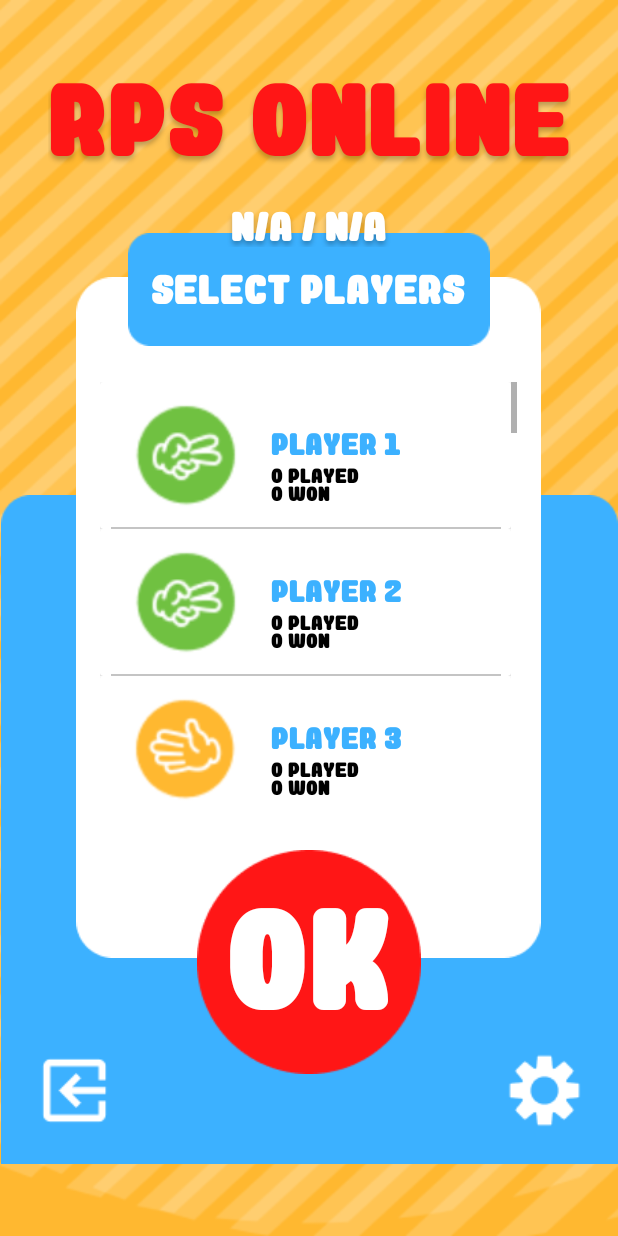
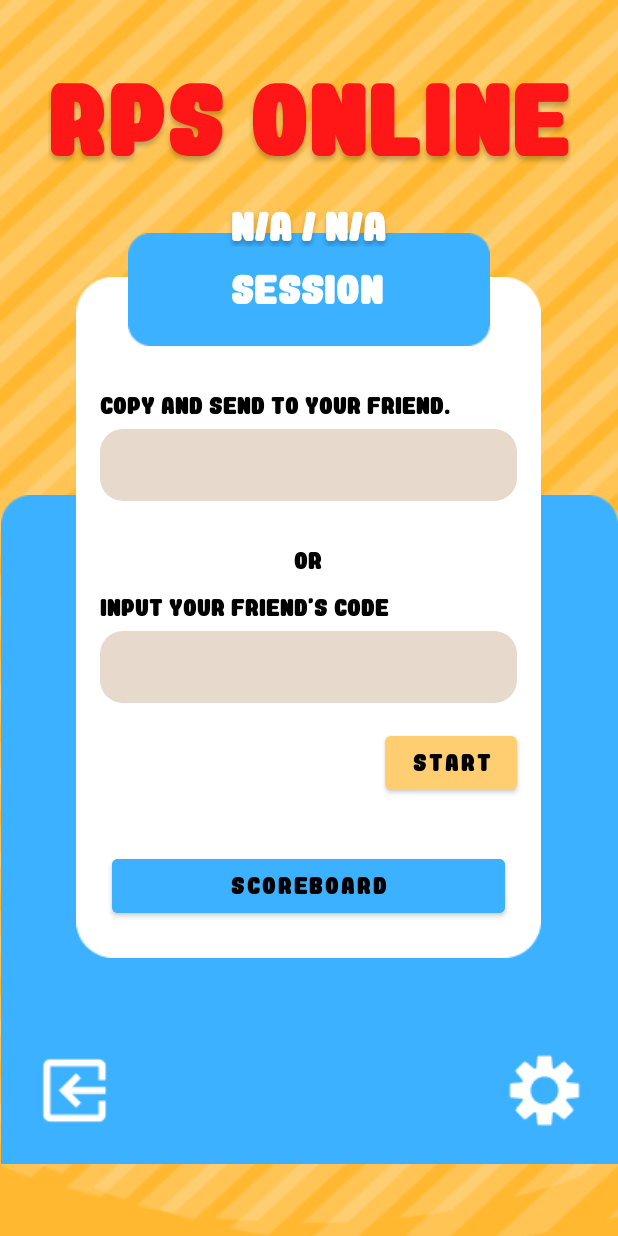
Before and after one commit to dward2nd/rock-paper-scissor, an Android app: the SelectPlayer screen opened directly, with no data from a screen before it, on a phone screen of 412 x 824 dp. Run offline under Robolectric (Android 15) with nearby library versions, the phone set to English and light mode, and no system bars; Roboto replaces fonts that are not available here; 2 statements that could not run were skipped.

Commit message:
[finished] new session-based UI. [in progress] RestAPI for new session-based system.

```diff
--- a/app/src/main/java/com/rockpaperscissor/SelectPlayer.java
+++ b/app/src/main/java/com/rockpaperscissor/SelectPlayer.java
@@ -9,27 +9,35 @@ import androidx.recyclerview.widget.RecyclerView;
 import android.content.Intent;
 import android.os.Bundle;
 import android.view.View;
+import android.widget.Button;
+import android.widget.EditText;
 import android.widget.ImageButton;
 import android.widget.TextView;
 
+import com.rockpaperscissor.Server.RPSResponseRunnable;
+import com.rockpaperscissor.Server.RPSServer;
+import com.rockpaperscissor.components.AlertDialog;
 import com.rockpaperscissor.components.ConfirmDialog;
 import com.rockpaperscissor.components.SelectPlayerAdapter;
+
+import okhttp3.FormBody;
 
 public class SelectPlayer extends AppCompatActivity {
    // activity global constant
    public static final String INTENT_CLIENT = "com.rockpaperscissor.CLIENT_PLAYER";
    public static final String INTENT_OPPONENT = "com.rockpaperscissor.OPPONENT_PLAYER";
+   public static final String INTENT_SESSION = "com.rockpaperscissor.SESSION";
 
-   // game variable
-   private final int playerLength = 25;
-   // activity variable
-   private long pressedTime;
-   private RPSPlayer[] samplePlayer;
    private RPSPlayer clientPlayer;
 
    // ui components
+   private EditText clientSessionIdLabel;
+   private EditText opponentSessionIdLabel;
+
+   private Button startBtn;
+   private Button scoreboardBtn;
    private ImageButton exitBtn;
-   private RecyclerView playerList;
+
    private TextView clientInfoLabel;
 
    @Override
@@ -37,8 +45,6 @@ public class SelectPlayer extends AppCompatActivity {
       super.onCreate(savedInstanceState);
       setContentView(R.layout.player_menu);
       getSupportActionBar().hide();
-
-      playerList = findViewById(R.id.playerList);
 
       // receive a message from LoginActivity and display here.
       Bundle intentExtras = getIntent().getExtras();
@@ -49,17 +55,25 @@ public class SelectPlayer extends AppCompatActivity {
             this.clientPlayer = intentExtras.getParcelable(SummarizeActivity.INTENT_CLIENT);
       }
 
+      clientSessionIdLabel = findViewById(R.id.sessionClientSessionIdBox);
+      clientSessionIdLabel.setText(clientPlayer.getSession());
+
+      opponentSessionIdLabel = findViewById(R.id.sessionOpponentSessionIdBox);
+
+      startBtn = findViewById(R.id.sessionStartGameBtn);
+      startBtn.setOnClickListener((View view) -> {
+
+      });
+
+      scoreboardBtn = findViewById(R.id.scoreboardBtn);
+      scoreboardBtn.setOnClickListener((View view) -> {
+
+      });
+
       clientInfoLabel = findViewById(R.id.selectPlayerClientInfo);
       clientInfoLabel.setText(String.format("Hello %s!\nPlayed %d   |   Won %d",
             clientPlayer.getDisplayName(), clientPlayer.getTotalGamePlayed(),
             clientPlayer.getTotalGameWon()));
-
-      // connect to the recycler view for playerList
-      this.initPlayers();
-      SelectPlayerAdapter selectPlayerAdapter
-            = new SelectPlayerAdapter(this, samplePlayer, clientPlayer);
-      playerList.setAdapter(selectPlayerAdapter);
-      playerList.setLayoutManager(new LinearLayoutManager(this));
 
       this.exitBtn = findViewById(R.id.selectPlayerExitBtn);
       this.exitBtn.setOnClickListener((View view) -> {
@@ -67,12 +81,6 @@ public class SelectPlayer extends AppCompatActivity {
       });
    }
 
-   private void initPlayers() {
-      this.samplePlayer = new RPSPlayer[this.playerLength];
-      for (int i = 0; i < this.playerLength; ++i) {
-         this.samplePlayer[i] = new RPSPlayer(String.format("%09d", i), "Player " + (i + 1));
-      }
-   }
 
    @Override
    public void onBackPressed() {
@@ -110,4 +118,59 @@ public class SelectPlayer extends AppCompatActivity {
       Intent settingIntent = new Intent(this, SettingActivity.class);
       startActivity(settingIntent);
    }
+
+   private void startGame(String session) {
+      FormBody formBody = new FormBody.Builder()
+            .add("Id", clientPlayer.getUid())
+            .add("Session", session)
+            .build();
+
+      RPSResponseRunnable runnable = new RPSResponseRunnable() {
+         @Override
+         public void run() {
+            FragmentManager fragmentManager = getSupportFragmentManager();
+            Fragment currentFragment = fragmentManager.findFragmentById(R.id.playerMenuConfirmDialog);
+            AlertDialog notfoundDialog = AlertDialog.getInstance();
+            notfoundDialog.setOnCancel((View view) -> {
+               fragmentManager.beginTransaction()
+                     .remove(notfoundDialog)
+                     .commit();
+            });
+
+            if (getResponse().equals("joined")) {
+               Intent intent = new Intent(SelectPlayer.this, GameplayActivity.class);
+               intent.putExtra(INTENT_CLIENT, clientPlayer);
+               intent.putExtra(INTENT_SESSION, session);
+               startActivity(intent);
+            } else if (getResponse().equals("full")) {
+               if (currentFragment == null) {
+                  notfoundDialog.setDialogTitle("Already taken");
+                  notfoundDialog.setDialogDescription("The session `" + session + "` is currently active with the other player.");
+               } else {
+                  fragmentManager.beginTransaction()
+                        .remove(currentFragment)
+                        .commit();
+               }
+               fragmentManager.beginTransaction()
+                     .add(R.id.playerMenuConfirmDialog, notfoundDialog)
+                     .commit();
+            } else {
+               if (currentFragment == null) {
+                  notfoundDialog.setDialogTitle("Not found");
+                  notfoundDialog.setDialogDescription("The session `" + session + "` not found on the server.");
+               } else {
+                  fragmentManager.beginTransaction()
+                        .remove(currentFragment)
+                        .commit();
+               }
+               fragmentManager.beginTransaction()
+                     .add(R.id.playerMenuConfirmDialog, notfoundDialog)
+                     .commit();
+
+            }
+         }
+      };
+
+      RPSServer.post(formBody, runnable, String.format("%s/join", clientPlayer.getUid()));
+   }
 }
--- a/app/src/main/res/layout/player_menu.xml
+++ b/app/src/main/res/layout/player_menu.xml
@@ -82,29 +82,47 @@
            app:layout_constraintTop_toTopOf="@+id/imageView4"
            tools:ignore="MissingConstraints" />
 
-        <ImageButton
-           android:id="@+id/imageButton"
-           android:layout_width="wrap_content"
-           android:layout_height="wrap_content"
-           android:layout_marginBottom="60dp"
-           android:background="@null"
-           app:layout_constraintBottom_toBottomOf="parent"
-           app:layout_constraintEnd_toEndOf="parent"
-           app:layout_constraintStart_toStartOf="parent"
-           app:srcCompat="@drawable/cirlclebutton1" />
+        <androidx.fragment.app.FragmentContainerView
+           android:id="@+id/playerMenuConfirmDialog"
+           android:layout_width="match_parent"
+           android:layout_height="match_parent" />
 
-        <TextView
-           android:id="@+id/textView4"
-           android:layout_width="wrap_content"
-           android:layout_height="wrap_content"
+        <EditText
+           android:id="@+id/sessionClientSessionIdBox"
+           android:layout_width="0dp"
+           android:layout_height="48dp"
+           android:layout_marginStart="16dp"
+           android:layout_marginTop="8dp"
+           android:layout_marginEnd="16dp"
+           android:background="@drawable/round_text"
+           android:editable="false"
+           android:focusable="true"
            android:fontFamily="@font/gomarice_rockin_record"
-           android:text="OK"
-           android:textColor="#FFFFFF"
-           android:textSize="84sp"
-           app:layout_constraintBottom_toBottomOf="@+id/imageButton"
-           app:layout_constraintEnd_toEndOf="@+id/imageButton"
-           app:layout_constraintStart_toStartOf="@+id/imageButton"
-           app:layout_constraintTop_toTopOf="@+id/imageButton" />
+           android:padding="4dp"
+           android:singleLine="true"
+           app:layout_constraintEnd_toEndOf="@+id/imageView7"
+           app:layout_constraintStart_toStartOf="@+id/imageView7"
+           app:layout_constraintTop_toBottomOf="@+id/textView4"
+           tools:ignore="MissingConstraints" />
+
+        <EditText
+           android:id="@+id/sessionOpponentSessionIdBox"
+           android:layout_width="0dp"
+           android:layout_height="48dp"
+           android:layout_marginStart="16dp"
+           android:layout_marginTop="8dp"
+           android:layout_marginEnd="16dp"
+           android:background="@drawable/round_text"
+           android:editable="false"
+           android:focusable="true"
+           android:fontFamily="@font/gomarice_rockin_record"
+           android:padding="4dp"
+           android:singleLine="true"
+           app:layout_constraintEnd_toEndOf="@+id/imageView7"
+           app:layout_constraintHorizontal_bias="0.0"
+           app:layout_constraintStart_toStartOf="@+id/imageView7"
+           app:layout_constraintTop_toBottomOf="@+id/textView23"
+           tools:ignore="MissingConstraints" />
 
         <ImageButton
            android:id="@+id/selectPlayerExitBtn"
@@ -118,7 +136,7 @@
            app:srcCompat="@drawable/exit_to_app55" />
 
         <ImageButton
-           android:id="@+id/settingBtn"
+           android:id="@+id/scoreBoardSettingBtn"
            android:layout_width="wrap_content"
            android:layout_height="wrap_content"
            android:layout_marginEnd="21dp"
@@ -128,26 +146,6 @@
            app:layout_constraintBottom_toBottomOf="parent"
            app:layout_constraintEnd_toEndOf="@+id/imageView6"
            app:srcCompat="@drawable/setting_55" />
-
-        <androidx.recyclerview.widget.RecyclerView
-           android:id="@+id/playerList"
-           android:layout_width="0dp"
-           android:layout_height="0dp"
-           android:layout_marginStart="16dp"
-           android:layout_marginTop="24dp"
-           android:layout_marginEnd="16dp"
-           android:layout_marginBottom="24dp"
-           android:fadeScrollbars="false"
-           android:isScrollContainer="true"
-           android:overScrollMode="always"
-           android:scrollbarAlwaysDrawVerticalTrack="true"
-           android:scrollbarStyle="insideInset"
-           android:scrollbars="vertical"
-           android:verticalScrollbarPosition="defaultPosition"
-           app:layout_constraintBottom_toTopOf="@+id/imageButton"
-           app:layout_constraintEnd_toEndOf="@+id/imageView7"
-           app:layout_constraintStart_toStartOf="@+id/imageView7"
-           app:layout_constraintTop_toBottomOf="@+id/imageView4" />
 
         <TextView
            android:id="@+id/selectPlayerClientInfo"
@@ -166,12 +164,78 @@
            app:layout_constraintStart_toStartOf="parent"
            app:layout_constraintTop_toBottomOf="@+id/textView"
            app:lineHeight="40sp" />
+
+        <TextView
+           android:id="@+id/textView4"
+           android:layout_width="0dp"
+           android:layout_height="15dp"
+           android:layout_marginStart="16dp"
+           android:layout_marginTop="32dp"
+           android:layout_marginEnd="16dp"
+           android:fontFamily="@font/gomarice_rockin_record"
+           android:text="@string/client_sessionlabel"
+           android:textColor="@color/black"
+           app:layout_constraintEnd_toEndOf="@+id/imageView7"
+           app:layout_constraintStart_toStartOf="@+id/imageView7"
+           app:layout_constraintTop_toBottomOf="@+id/imageView4" />
+
+        <TextView
+           android:id="@+id/textView9"
+           android:layout_width="0dp"
+           android:layout_height="15dp"
+           android:layout_marginStart="16dp"
+           android:layout_marginTop="32dp"
+           android:layout_marginEnd="16dp"
+           android:fontFamily="@font/gomarice_rockin_record"
+           android:text="or"
+           android:textAlignment="center"
+           android:textColor="@color/black"
+           app:layout_constraintEnd_toEndOf="@+id/imageView7"
+           app:layout_constraintStart_toStartOf="@+id/imageView7"
+           app:layout_constraintTop_toBottomOf="@+id/sessionClientSessionIdBox" />
+
+        <TextView
+           android:id="@+id/textView23"
+           android:layout_width="0dp"
+           android:layout_height="15dp"
+           android:layout_marginStart="16dp"
+           android:layout_marginTop="16dp"
+           android:layout_marginEnd="16dp"
+           android:fontFamily="@font/gomarice_rockin_record"
+           android:text="Input your friend's code"
+           android:textAlignment="textStart"
+           android:textColor="@color/black"
+           app:layout_constraintEnd_toEndOf="@+id/imageView7"
+           app:layout_constraintHorizontal_bias="0.0"
+           app:layout_constraintStart_toStartOf="@+id/imageView7"
+           app:layout_constraintTop_toBottomOf="@+id/textView9" />
+
+        <Button
+           android:id="@+id/sessionStartGameBtn"
+           android:layout_width="wrap_content"
+           android:layout_height="wrap_content"
+           android:layout_marginTop="16dp"
+           android:layout_marginEnd="16dp"
+           android:fontFamily="@font/gomarice_rockin_record"
+           android:text="Start"
+           app:layout_constraintEnd_toEndOf="@+id/imageView7"
+           app:layout_constraintTop_toBottomOf="@+id/sessionOpponentSessionIdBox" />
+
+        <Button
+           android:id="@+id/scoreboardBtn"
+           android:layout_width="0dp"
+           android:layout_height="wrap_content"
+           android:layout_marginStart="24dp"
+           android:layout_marginEnd="24dp"
+           android:layout_marginBottom="24dp"
+           android:backgroundTint="@color/rps_secondary"
+           android:fontFamily="@font/gomarice_rockin_record"
+           android:text="Scoreboard"
+           android:textColor="@color/black"
+           app:layout_constraintBottom_toBottomOf="@+id/imageView7"
+           app:layout_constraintEnd_toEndOf="@+id/imageView7"
+           app:layout_constraintStart_toStartOf="@+id/imageView7" />
+
     </androidx.constraintlayout.widget.ConstraintLayout>
 
-    <androidx.fragment.app.FragmentContainerView
-       android:id="@+id/playerMenuConfirmDialog"
-       android:layout_width="match_parent"
-       android:layout_height="match_parent"
-       tools:layout_editor_absoluteY="24dp" />
-
 </androidx.constraintlayout.widget.ConstraintLayout>
--- a/app/src/main/res/values/strings.xml
+++ b/app/src/main/res/values/strings.xml
@@ -3,7 +3,8 @@
    <string name="rps_online" translatable="false">RPS ONLINE</string>
    <string name="username">"Username: "</string>
    <string name="let_s_nplay" translatable="false">LET\'S\nPLAY</string>
-   <string name="select_players">SELECT PLAYERS</string>
+   <string name="select_players">Session</string>
+   <string name="scoreboard">Scoreboard</string>
    <string name="score_n_a">SCORE: na</string>
    <string name="n_a_n_a" translatable="false">n/a / n/a</string>
    <string name="p1" translatable="false">P1</string>
@@ -16,4 +17,5 @@
    <string name="select_selectLabel">Choose a player</string>
    <string name="selectplayer_imagedescription">Avatar</string>
    <string name="gameplay_chooseshape">Choose a shape</string>
+   <string name="client_sessionlabel">Copy and send to your friend.</string>
 </resources>
```
Also changed, not shown: app/src/main/java/com/rockpaperscissor/RPSPlayer.java (+10 -7 lines), app/src/main/java/com/rockpaperscissor/Scoreboard.java (added, +43 -0 lines), app/src/main/java/com/rockpaperscissor/components/AlertDialog.java (added, +59 -0 lines), app/src/main/java/com/rockpaperscissor/json/jsontemplate/data/PlayerTemplate.java (+0 -15 lines), app/src/main/res/layout/alert_dialog.xml (added, +66 -0 lines), app/src/main/res/layout/scoreboard.xml (added, +135 -0 lines).
